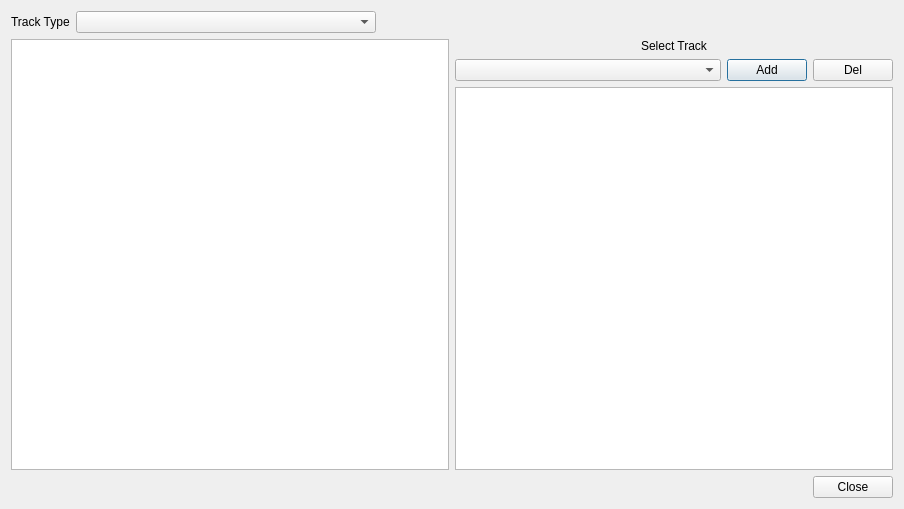
Above: oom/widgets/midiassignbase.ui from ccherrett/oom before the change. Below: the same form after it.
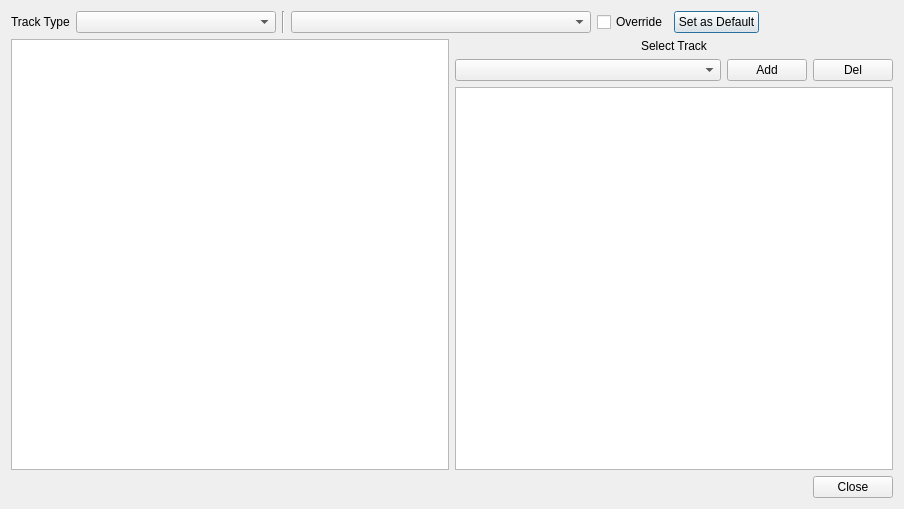
That is the form after the change.

Commit message: Added fake toggle support for devices without a toggle button, Added default port assignments with override, send feedback to the mididev on learn

```diff
--- a/oom/widgets/midiassignbase.ui
+++ b/oom/widgets/midiassignbase.ui
@@ -15,7 +15,7 @@
   </property>
   <layout class="QVBoxLayout" name="verticalLayout">
    <item>
-    <layout class="QHBoxLayout" name="horizontalLayout" stretch="0,1,0">
+    <layout class="QHBoxLayout" name="horizontalLayout" stretch="0,1,0,1,0,0,0">
      <item>
       <widget class="QLabel" name="label">
        <property name="sizePolicy">
@@ -33,9 +33,55 @@
       <widget class="QComboBox" name="cmbType">
        <property name="maximumSize">
         <size>
+         <width>200</width>
+         <height>16777215</height>
+        </size>
+       </property>
+      </widget>
+     </item>
+     <item>
+      <widget class="Line" name="line">
+       <property name="orientation">
+        <enum>Qt::Vertical</enum>
+       </property>
+      </widget>
+     </item>
+     <item>
+      <widget class="QComboBox" name="m_cmbPort">
+       <property name="sizePolicy">
+        <sizepolicy hsizetype="Preferred" vsizetype="Fixed">
+         <horstretch>0</horstretch>
+         <verstretch>0</verstretch>
+        </sizepolicy>
+       </property>
+       <property name="maximumSize">
+        <size>
          <width>300</width>
          <height>16777215</height>
         </size>
+       </property>
+       <property name="toolTip">
+        <string>Select default port to assign</string>
+       </property>
+      </widget>
+     </item>
+     <item>
+      <widget class="QCheckBox" name="m_chkOverride">
+       <property name="toolTip">
+        <string>Check to override already assigned track with default port</string>
+       </property>
+       <property name="text">
+        <string>Override</string>
+       </property>
+      </widget>
+     </item>
+     <item>
+      <widget class="QPushButton" name="m_btnDefault">
+       <property name="toolTip">
+        <string>Set selected port as default for all unassigned tracks</string>
+       </property>
+       <property name="text">
+        <string>Set as Default</string>
        </property>
       </widget>
      </item>
```
The commit also changes 9 other files.
